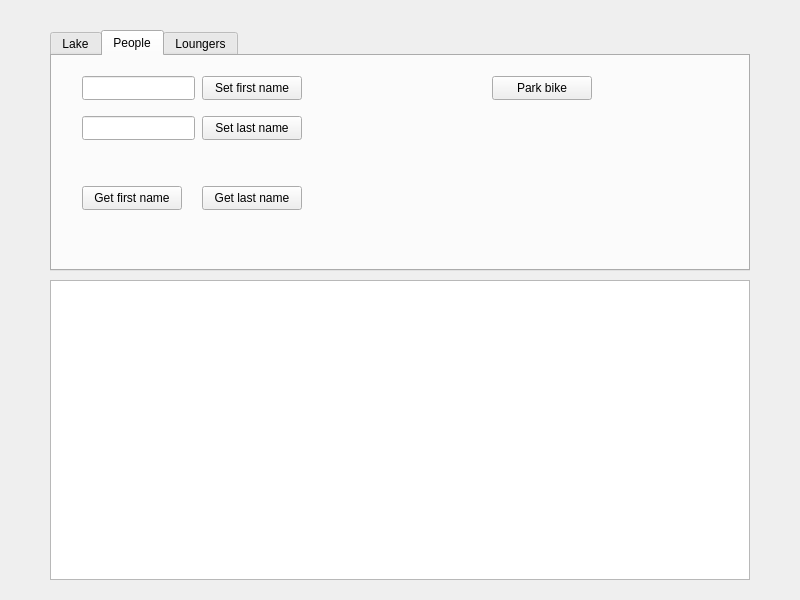
Above: GUI/English/BathingLake/gui.ui from Yeah-Jack/cpp-projects before the change. Below: the same form after it.
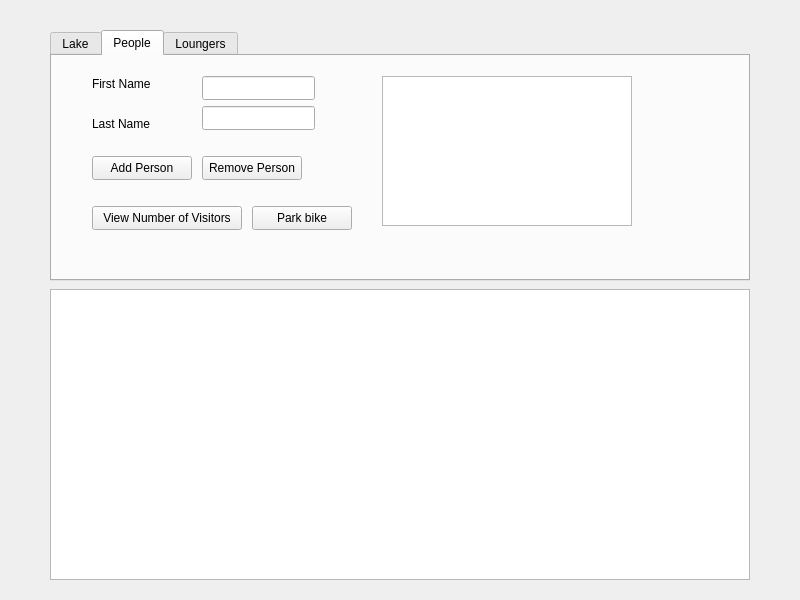
That is the form after the change. The open tabs and pages were chosen to show the change.

Commit message: feat: implement person and lounger management features

What changed in the file:
```diff
--- a/GUI/English/BathingLake/gui.ui
+++ b/GUI/English/BathingLake/gui.ui
@@ -17,11 +17,14 @@
    <property name="geometry">
     <rect>
      <x>50</x>
-     <y>280</y>
+     <y>289</y>
      <width>700</width>
-     <height>300</height>
+     <height>291</height>
     </rect>
    </property>
+   <property name="readOnly">
+    <bool>true</bool>
+   </property>
   </widget>
   <widget class="QTabWidget" name="tabWidget">
    <property name="geometry">
@@ -29,7 +32,7 @@
      <x>50</x>
      <y>30</y>
      <width>700</width>
-     <height>241</height>
+     <height>251</height>
     </rect>
    </property>
    <property name="currentIndex">
@@ -70,83 +73,11 @@
     <attribute name="title">
      <string>People</string>
     </attribute>
-    <widget class="QLineEdit" name="setFirstNameEdit">
-     <property name="geometry">
-      <rect>
-       <x>30</x>
-       <y>20</y>
-       <width>113</width>
-       <height>24</height>
-      </rect>
-     </property>
-    </widget>
-    <widget class="QPushButton" name="setFirstNameBtn">
-     <property name="geometry">
-      <rect>
-       <x>150</x>
-       <y>20</y>
-       <width>100</width>
-       <height>24</height>
-      </rect>
-     </property>
-     <property name="text">
-      <string>Set first name</string>
-     </property>
-    </widget>
-    <widget class="QLineEdit" name="setLastNameEdit">
-     <property name="geometry">
-      <rect>
-       <x>30</x>
-       <y>60</y>
-       <width>113</width>
-       <height>24</height>
-      </rect>
-     </property>
-    </widget>
-    <widget class="QPushButton" name="setLastNameBtn">
-     <property name="geometry">
-      <rect>
-       <x>150</x>
-       <y>60</y>
-       <width>100</width>
-       <height>24</height>
-      </rect>
-     </property>
-     <property name="text">
-      <string>Set last name</string>
-     </property>
-    </widget>
-    <widget class="QPushButton" name="getFirstNameBtn">
-     <property name="geometry">
-      <rect>
-       <x>30</x>
-       <y>130</y>
-       <width>100</width>
-       <height>24</height>
-      </rect>
-     </property>
-     <property name="text">
-      <string>Get first name</string>
-     </property>
-    </widget>
-    <widget class="QPushButton" name="getLastNameBtn">
-     <property name="geometry">
-      <rect>
-       <x>150</x>
-       <y>130</y>
-       <width>100</width>
-       <height>24</height>
-      </rect>
-     </property>
-     <property name="text">
-      <string>Get last name</string>
-     </property>
-    </widget>
     <widget class="QPushButton" name="parkBikeBtn">
      <property name="geometry">
       <rect>
-       <x>440</x>
-       <y>20</y>
+       <x>200</x>
+       <y>150</y>
        <width>100</width>
        <height>24</height>
       </rect>
@@ -155,6 +86,101 @@
       <string>Park bike</string>
      </property>
     </widget>
+    <widget class="QPushButton" name="viewVisitorsBtn">
+     <property name="geometry">
+      <rect>
+       <x>40</x>
+       <y>150</y>
+       <width>150</width>
+       <height>24</height>
+      </rect>
+     </property>
+     <property name="text">
+      <string>View Number of Visitors</string>
+     </property>
+    </widget>
+    <widget class="QListWidget" name="peopleList">
+     <property name="geometry">
+      <rect>
+       <x>330</x>
+       <y>20</y>
+       <width>250</width>
+       <height>150</height>
+      </rect>
+     </property>
+    </widget>
+    <widget class="QLineEdit" name="firstNameEdit">
+     <property name="geometry">
+      <rect>
+       <x>150</x>
+       <y>20</y>
+       <width>113</width>
+       <height>24</height>
+      </rect>
+     </property>
+    </widget>
+    <widget class="QLineEdit" name="lastNameEdit">
+     <property name="geometry">
+      <rect>
+       <x>150</x>
+       <y>50</y>
+       <width>113</width>
+       <height>24</height>
+      </rect>
+     </property>
+    </widget>
+    <widget class="QPushButton" name="addPersonBtn">
+     <property name="geometry">
+      <rect>
+       <x>40</x>
+       <y>100</y>
+       <width>100</width>
+       <height>24</height>
+      </rect>
+     </property>
+     <property name="text">
+      <string>Add Person</string>
+     </property>
+    </widget>
+    <widget class="QPushButton" name="removePersonBtn">
+     <property name="geometry">
+      <rect>
+       <x>150</x>
+       <y>100</y>
+       <width>100</width>
+       <height>24</height>
+      </rect>
+     </property>
+     <property name="text">
+      <string>Remove Person</string>
+     </property>
+    </widget>
+    <widget class="QLabel" name="firstNameLabel">
+     <property name="geometry">
+      <rect>
+       <x>40</x>
+       <y>20</y>
+       <width>100</width>
+       <height>16</height>
+      </rect>
+     </property>
+     <property name="text">
+      <string>First Name</string>
+     </property>
+    </widget>
+    <widget class="QLabel" name="lastNameLabel">
+     <property name="geometry">
+      <rect>
+       <x>40</x>
+       <y>60</y>
+       <width>100</width>
+       <height>16</height>
+      </rect>
+     </property>
+     <property name="text">
+      <string>Last Name</string>
+     </property>
+    </widget>
    </widget>
    <widget class="QWidget" name="loungerTab">
     <attribute name="title">
```
Left out of the diff: 23 changed lines with no effect on the pictures. The commit also changes 5 other files.
